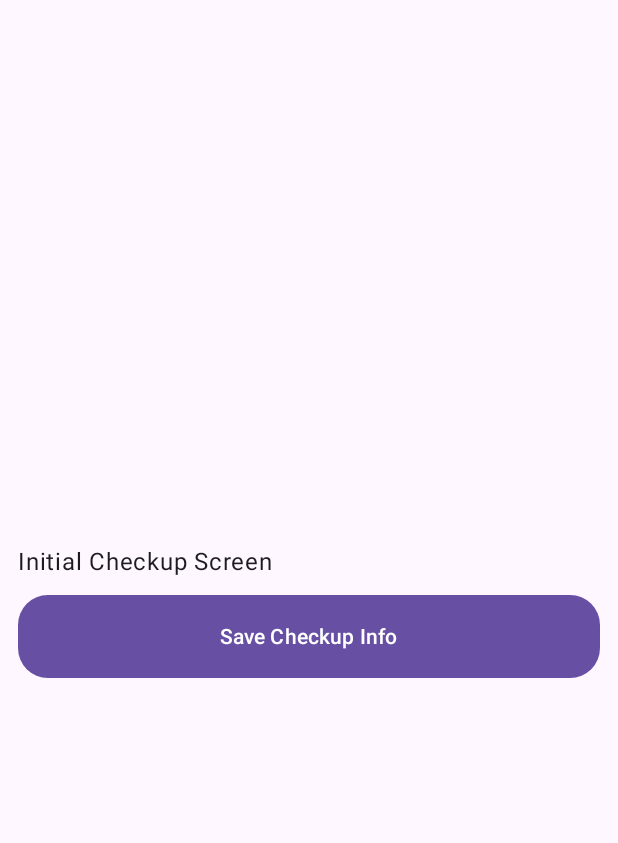
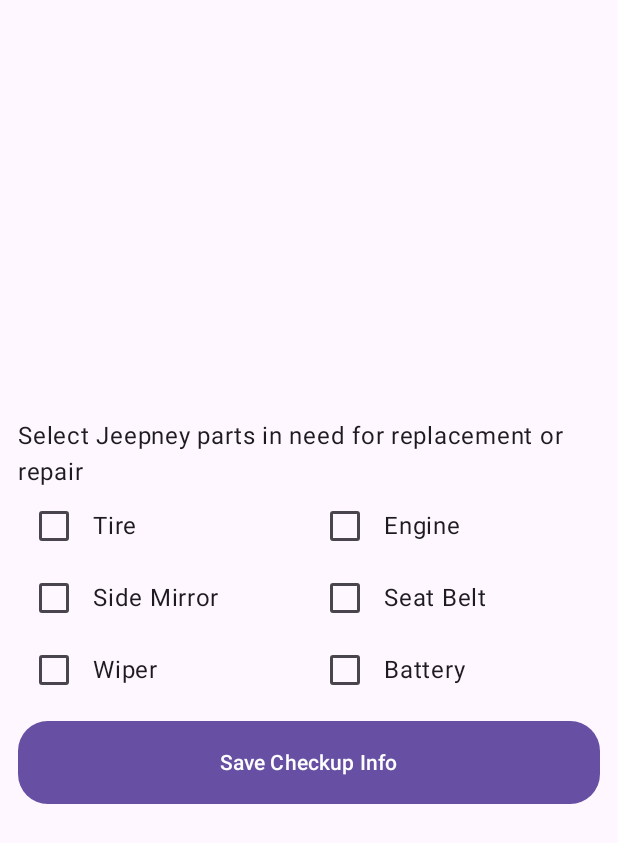
Before and after one commit to kyle-gonzales/jeepni, an Android app built with Jetpack Compose: the InitialCheckupScreen screen opened through its navigation route, on a phone screen of 412 x 824 dp. Shown: the top 843 px of the screen. Run offline under Robolectric (Android 15) with nearby library versions, the phone set to English and light mode, and no system bars; our stand-ins replace Dagger/Hilt's generated code, Firebase (no records; nobody signed in at launch, a user with empty details on screens opened directly), accompanist; libraries missing offline, so code that uses them is left out: com.google.accompanist.navigation.

Commit message:
checkbox layout for Jeepni parts selection screen pending: -checkbox composable to reduce redundancy -remember state, change colors onChange, multiselect functionality

```diff
--- a/app/src/main/java/com/example/jeepni/feature/initial_checkup/InitialCheckupScreen.kt
+++ b/app/src/main/java/com/example/jeepni/feature/initial_checkup/InitialCheckupScreen.kt
@@ -1,17 +1,17 @@
 package com.example.jeepni.feature.initial_checkup
 
 import android.widget.Toast
-import androidx.compose.foundation.layout.Arrangement
-import androidx.compose.foundation.layout.Column
-import androidx.compose.foundation.layout.fillMaxSize
-import androidx.compose.foundation.layout.padding
+import androidx.compose.foundation.layout.*
+import androidx.compose.material3.Checkbox
 import androidx.compose.material3.Surface
 import androidx.compose.material3.Text
 import androidx.compose.runtime.Composable
 import androidx.compose.runtime.LaunchedEffect
 import androidx.compose.runtime.rememberCoroutineScope
+import androidx.compose.ui.Alignment
 import androidx.compose.ui.Modifier
 import androidx.compose.ui.platform.LocalContext
+import androidx.compose.ui.tooling.preview.Preview
 import androidx.compose.ui.unit.dp
 import androidx.hilt.navigation.compose.hiltViewModel
 import com.example.jeepni.core.ui.SolidButton
@@ -53,7 +53,102 @@ fun InitialCheckupScreen(
                     .padding(12.dp),
                 verticalArrangement = Arrangement.Center
             ) {
-                Text(text = "Initial Checkup Screen")
+                Text(text = "Select Jeepney parts in need for replacement or repair")
+                Column(modifier = Modifier.fillMaxWidth()) {
+                    Row(
+                        modifier = Modifier.fillMaxWidth(),
+                        verticalAlignment = Alignment.CenterVertically
+                    ) {
+                        Box(
+                            modifier = Modifier.weight(1f),
+                            contentAlignment = Alignment.CenterStart
+                        ) {
+                            Checkbox(
+                                checked = false,
+                                onCheckedChange = {}
+                            )
+                            Text(
+                                text = "Tire",
+                                modifier = Modifier.padding(start = 50.dp)
+                            )
+                        }
+                        Box(
+                            modifier = Modifier.weight(1f),
+                            contentAlignment = Alignment.CenterStart
+                        ) {
+                            Checkbox(
+                                checked = false,
+                                onCheckedChange = {}
+                            )
+                            Text(
+                                text = "Engine",
+                                modifier = Modifier.padding(start = 50.dp)
+                            )
+                        }
+                    }
+                    Row(
+                        modifier = Modifier.fillMaxWidth(),
+                        verticalAlignment = Alignment.CenterVertically
+                    ) {
+                        Box(
+                            modifier = Modifier.weight(1f),
+                            contentAlignment = Alignment.CenterStart
+                        ) {
+                            Checkbox(
+                                checked = false,
+                                onCheckedChange = {}
+                            )
+                            Text(
+                                text = "Side Mirror",
+                                modifier = Modifier.padding(start = 50.dp)
+                            )
+                        }
+                        Box(
+                            modifier = Modifier.weight(1f),
+                            contentAlignment = Alignment.CenterStart
+                        ) {
+                            Checkbox(
+                                checked = false,
+                                onCheckedChange = {}
+                            )
+                            Text(
+                                text = "Seat Belt",
+                                modifier = Modifier.padding(start = 50.dp)
+                            )
+                        }
+                    }
+                    Row(
+                        modifier = Modifier.fillMaxWidth(),
+                        verticalAlignment = Alignment.CenterVertically
+                    ) {
+                        Box(
+                            modifier = Modifier.weight(1f),
+                            contentAlignment = Alignment.CenterStart
+                        ) {
+                            Checkbox(
+                                checked = false,
+                                onCheckedChange = {}
+                            )
+                            Text(
+                                text = "Wiper",
+                                modifier = Modifier.padding(start = 50.dp)
+                            )
+                        }
+                        Box(
+                            modifier = Modifier.weight(1f),
+                            contentAlignment = Alignment.CenterStart
+                        ) {
+                            Checkbox(
+                                checked = false,
+                                onCheckedChange = {}
+                            )
+                            Text(
+                                text = "Battery",
+                                modifier = Modifier.padding(start = 50.dp)
+                            )
+                        }
+                    }
+                }
                 SolidButton(
                     onClick = {viewModel.onEvent(InitialCheckupEvent.OnSaveClicked)}
                 ) {
@@ -63,3 +158,10 @@ fun InitialCheckupScreen(
         }
     }
 }
+
+@Preview
+@Composable
+fun ICPreview(){
+    InitialCheckupScreen(onNavigate = {}){
+    }
+}
```
